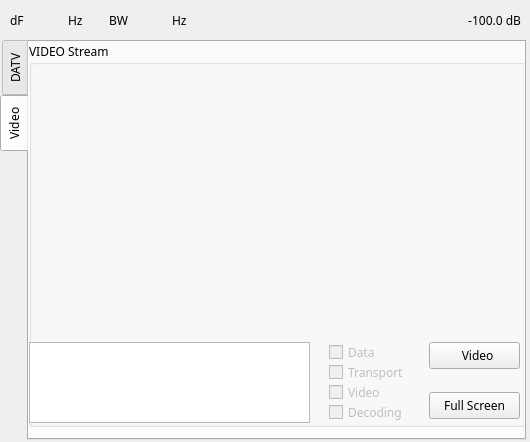
The window that plugins/channelrx/demoddatv/datvdemodgui.ui (f4exb/sdrangel) describes before a commit, drawn with Qt 5.
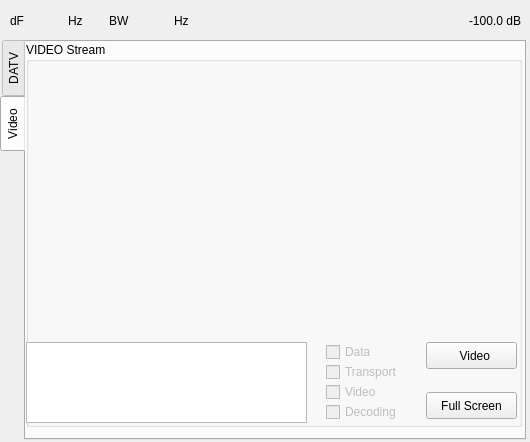
The same window after the commit. The open tabs and pages were chosen to show the change. Custom widgets are drawn as their Qt base class.

Commit message: Channel Rx plugins: use liberation font

The edit to the form file:
```diff
--- a/plugins/channelrx/demoddatv/datvdemodgui.ui
+++ b/plugins/channelrx/demoddatv/datvdemodgui.ui
@@ -24,7 +24,7 @@
   </property>
   <property name="font">
    <font>
-    <family>Sans Serif</family>
+    <family>Liberation Sans</family>
     <pointsize>9</pointsize>
    </font>
   </property>
@@ -133,7 +133,7 @@
           </property>
           <property name="font">
            <font>
-            <family>DejaVu Sans Mono</family>
+            <family>Liberation Mono</family>
             <pointsize>12</pointsize>
             <italic>false</italic>
            </font>
```
Left out of the diff: 4 changed lines with no effect on the pictures. The commit also changes 21 other files.
